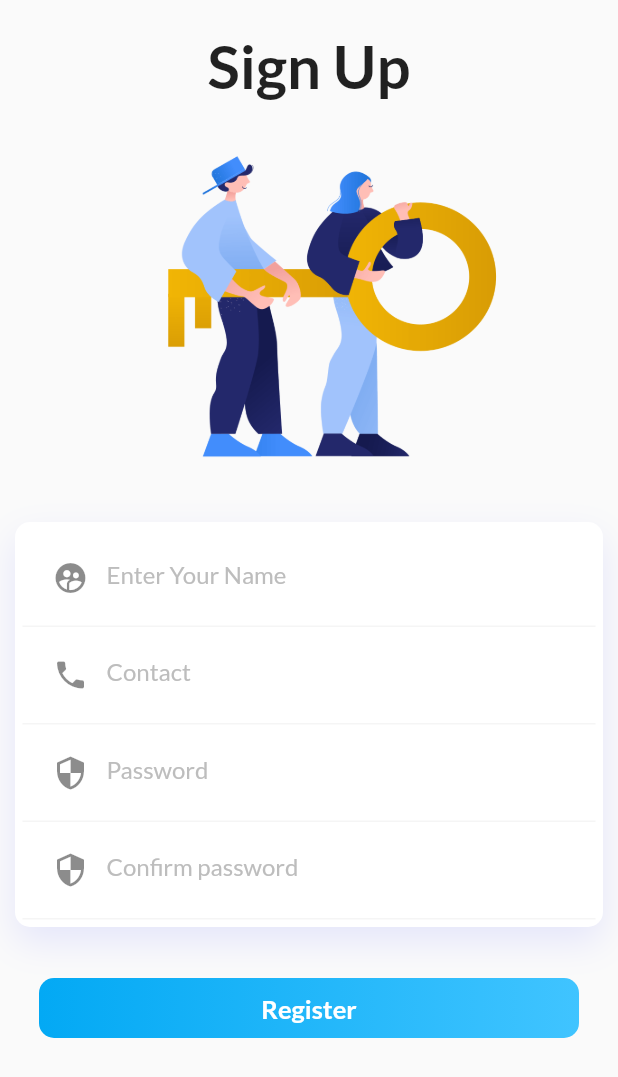
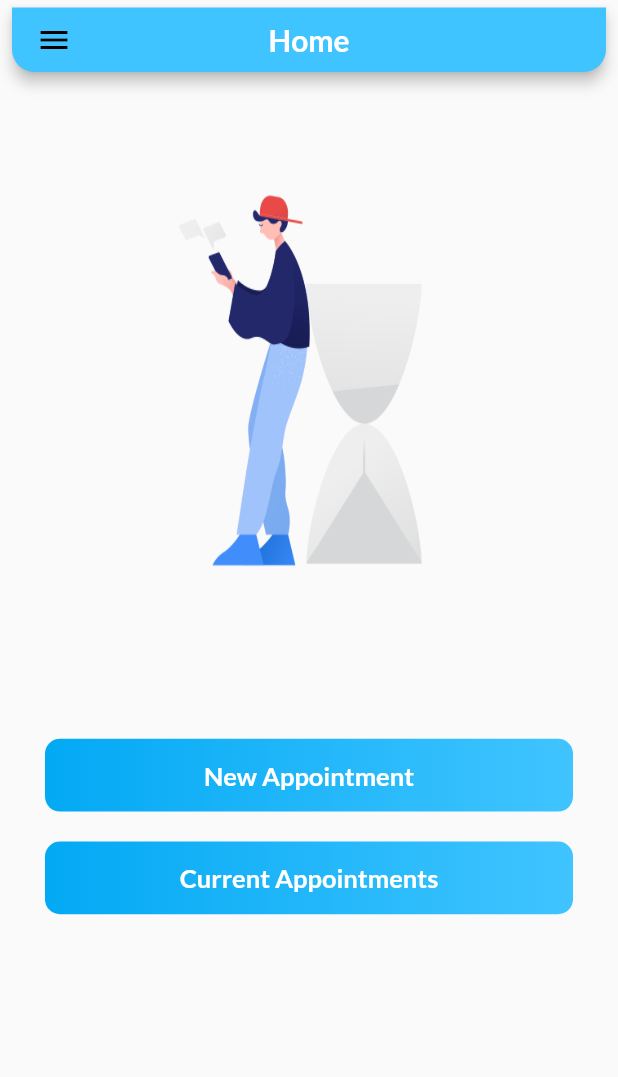
Before and after one commit to Anthrapper/virtualqproduction, a Flutter app: the SignUpForm screen opened directly, after a tap on "Register", on a phone screen of 412 x 824 dp. Shown: the top 1077 px of the screen. Run offline on Flutter 3.47's test engine with Material 2 defaults, Android fonts, the phone set to English and light mode, and no system bars; our stand-ins replace font_awesome_flutter, form_field_validator, google_fonts, simple_animations.

Commit message:
added Home Screen

```diff
--- a/lib/UI/screens/Registeration/registeration.dart
+++ b/lib/UI/screens/Registeration/registeration.dart
@@ -1,5 +1,6 @@
 import 'package:flutter/material.dart';
 import 'package:virtualQ/UI/Animation/fadeanimation.dart';
+import 'package:virtualQ/UI/screens/home/home.dart';
 import 'package:virtualQ/UI/widgets/reusable_widgets.dart';
 
 class SignUpForm extends StatefulWidget {
@@ -27,6 +28,7 @@ class _SignUpFormState extends State<SignUpForm> {
                   child: Text(
                     'Sign Up',
                     style: TextStyle(
+                      color: Colors.lightBlue[900],
                       fontSize: 40,
                       fontWeight: FontWeight.bold,
                     ),
@@ -34,16 +36,8 @@ class _SignUpFormState extends State<SignUpForm> {
                 ),
                 FadeAnimation(
                   0.5,
-                  Container(
-                    padding: EdgeInsets.only(top: 30),
-                    height: 270,
-                    decoration: BoxDecoration(
-                      image: DecorationImage(
-                        image: AssetImage('assets/images/signup.png'),
-                        fit: BoxFit.fill,
-                      ),
-                    ),
-                  ),
+                  ReusableWidgets()
+                      .customImage(context, 'assets/images/signup.png'),
                 ),
                 Padding(
                   padding: EdgeInsets.all(10.0),
@@ -62,7 +56,8 @@ class _SignUpFormState extends State<SignUpForm> {
                                 blurRadius: 20.0,
                                 offset: Offset(0, 10),
                               ),
-                              ]),
+                            ],
+                          ),
                           child: Column(
                             children: <Widget>[
                               ReusableWidgets().customTextfield(
@@ -100,8 +95,15 @@ class _SignUpFormState extends State<SignUpForm> {
                         FlatButton(
                           onPressed: () {
                             print('hi');
+                            Navigator.push(
+                              context,
+                              MaterialPageRoute(
+                                builder: (context) => HomePage(),
+                              ),
+                            );
                           },
-                          child: ReusableWidgets().customButton('Register'),
+                          child: ReusableWidgets()
+                              .customButton(context, 'Register'),
                         ),
                       ),
                     ],
--- /dev/null
+++ b/lib/UI/screens/home/home.dart
@@ -0,0 +1,50 @@
+import 'package:flutter/material.dart';
+import 'package:virtualQ/UI/Animation/fadeanimation.dart';
+import 'package:virtualQ/UI/widgets/app_bar.dart';
+import 'package:virtualQ/UI/widgets/drawer.dart';
+import 'package:virtualQ/UI/widgets/reusable_widgets.dart';
+
+class HomePage extends StatefulWidget {
+  @override
+  _HomePageState createState() => _HomePageState();
+}
+
+class _HomePageState extends State<HomePage> {
+  @override
+  Widget build(BuildContext context) {
+    return Scaffold(
+      appBar: CustomAppBar('Home'),
+      drawer: Drawer(
+        elevation: 10,
+        child: drawerItems,
+      ),
+      body: Column(
+        children: [
+          FadeAnimation(
+            0.5,
+            Padding(
+              padding: EdgeInsets.fromLTRB(20, 0, 20, 20),
+              child: ReusableWidgets()
+                  .customImage(context, 'assets/images/waiting.png'),
+            ),
+          ),
+          FadeAnimation(
+            1,
+            Padding(
+              padding: EdgeInsets.fromLTRB(30, 50, 30, 20),
+              child: ReusableWidgets().customButton(context, 'New Appointment'),
+            ),
+          ),
+          FadeAnimation(
+            1.1,
+            Padding(
+              padding: EdgeInsets.fromLTRB(30, 0, 30, 20),
+              child: ReusableWidgets()
+                  .customButton(context, 'Current Appointments'),
+            ),
+          ),
+        ],
+      ),
+    );
+  }
+}
--- /dev/null
+++ b/lib/UI/widgets/app_bar.dart
@@ -0,0 +1,36 @@
+import 'package:flutter/material.dart';
+
+class CustomAppBar extends StatelessWidget implements PreferredSizeWidget {
+  @override
+  final Size preferredSize;
+  final String titleText;
+  CustomAppBar(this.titleText) : preferredSize = Size.fromHeight(48.0);
+
+  @override
+  Widget build(BuildContext context) {
+    return SafeArea(
+      child: Container(
+        padding: EdgeInsets.only(top: 5),
+        margin: EdgeInsets.symmetric(horizontal: 8),
+        child: AppBar(
+          backgroundColor: Colors.lightBlueAccent[200],
+          shape: RoundedRectangleBorder(
+            borderRadius: BorderRadius.only(
+              bottomLeft: Radius.circular(15),
+              bottomRight: Radius.circular(15),
+            ),
+          ),
+          centerTitle: true,
+          title: Text(
+            this.titleText,
+            style: TextStyle(
+              fontWeight: FontWeight.bold,
+              fontSize: 20,
+              color: Colors.white,
+            ),
+          ),
+        ),
+      ),
+    );
+  }
+}
--- /dev/null
+++ b/lib/UI/widgets/drawer.dart
@@ -0,0 +1,100 @@
+import 'package:flutter/material.dart';
+import 'package:font_awesome_flutter/font_awesome_flutter.dart';
+
+final drawerItems = ListView(
+  children: <Widget>[
+    DrawerHeader(
+      child: Center(
+        child: FaIcon(
+          FontAwesomeIcons.userCircle,
+          size: 100,
+          color: Colors.white,
+        ),
+      ),
+      decoration: BoxDecoration(
+        color: Colors.lightBlueAccent[200],
+      ),
+    ),
+    SizedBox(height: 40),
+    FlatButton(
+      onPressed: () {},
+      child: Row(
+        children: [
+          Padding(
+            padding: EdgeInsets.all(8),
+            child: FaIcon(
+              FontAwesomeIcons.blenderPhone,
+              color: Colors.lightBlueAccent[200],
+            ),
+          ),
+          Expanded(
+            child: Padding(
+              padding: EdgeInsets.only(left: 20),
+              child: Text(
+                'Contact Bank',
+                style: TextStyle(
+                  fontSize: 20,
+                  fontWeight: FontWeight.bold,
+                ),
+              ),
+            ),
+          ),
+        ],
+      ),
+    ),
+    SizedBox(height: 20),
+    FlatButton(
+      onPressed: () {},
+      child: Row(
+        children: [
+          Padding(
+            padding: EdgeInsets.all(8),
+            child: FaIcon(
+              FontAwesomeIcons.terminal,
+              color: Colors.lightBlueAccent[200],
+            ),
+          ),
+          Expanded(
+            child: Padding(
+              padding: EdgeInsets.only(left: 20),
+              child: Text(
+                'Technical Support',
+                style: TextStyle(
+                  fontSize: 20,
+                  fontWeight: FontWeight.bold,
+                ),
+              ),
+            ),
+          ),
+        ],
+      ),
+    ),
+    SizedBox(height: 20),
+    FlatButton(
+      onPressed: () {},
+      child: Row(
+        children: [
+          Padding(
+            padding: EdgeInsets.all(8),
+            child: FaIcon(
+              FontAwesomeIcons.windowClose,
+              color: Colors.lightBlueAccent[200],
+            ),
+          ),
+          Expanded(
+            child: Padding(
+              padding: EdgeInsets.only(left: 20),
+              child: Text(
+                'Log Out',
+                style: TextStyle(
+                  fontSize: 20,
+                  fontWeight: FontWeight.bold,
+                ),
+              ),
+            ),
+          ),
+        ],
+      ),
+    ),
+  ],
+);
--- a/lib/UI/widgets/reusable_widgets.dart
+++ b/lib/UI/widgets/reusable_widgets.dart
@@ -6,11 +6,41 @@ class ReusableWidgets {
   ScreenSize screenSize;
   final reqValidator = RequiredValidator(errorText: 'This Field Is Required');
 
+  Widget customImage(BuildContext context, String text) {
+    screenSize = ScreenSize().getSize(context);
+    return Container(
+      padding: EdgeInsets.only(top: 30),
+      height: screenSize.height / 2.2,
+      decoration: BoxDecoration(
+        image: DecorationImage(
+          image: AssetImage(text),
+          fit: BoxFit.fill,
+        ),
+      ),
+    );
+  }
+
+  Widget circleImage(BuildContext context, String image) {
+    screenSize = ScreenSize().getSize(context);
+    return Card(
+      elevation: 25,
+      shape: CircleBorder(),
+      clipBehavior: Clip.antiAlias,
+      child: CircleAvatar(
+        radius: screenSize.width / 10,
+        backgroundColor: Colors.white,
+        backgroundImage: AssetImage(image),
+      ),
+    );
+  }
+
   Widget customButton(
+    BuildContext context,
     String text,
   ) {
+    screenSize = ScreenSize().getSize(context);
     return Container(
-      height: 40,
+      height: screenSize.height / 17,
       decoration: BoxDecoration(
         borderRadius: BorderRadius.circular(10),
         gradient: LinearGradient(
--- a/pubspec.yaml
+++ b/pubspec.yaml
@@ -14,6 +14,7 @@ dependencies:
   google_fonts: ^1.1.0
   simple_animations: ^1.3.3
   form_field_validator: ^1.0.1
+  font_awesome_flutter: ^8.8.1
 
   cupertino_icons: ^0.1.3
 
```
Also changed, not shown: lib/UI/screens/Login/forgotpass.dart (+33 -14 lines), lib/UI/screens/Login/login.dart (+15 -13 lines), lib/UI/screens/welcome_screen/welcomescreen.dart (+6 -4 lines), lib/UI/widgets/dialog_alert.dart (added, +93 -0 lines), assets/images/background.png (deleted), assets/images/bank.png (added), assets/images/login.jpg (deleted), assets/images/q.png (added), assets/images/signin.png, assets/images/support.png (added), assets/images/user.png (added), assets/images/waiting.png (added), pubspec.lock. Lines whose indentation alone changed are shown as unchanged.
